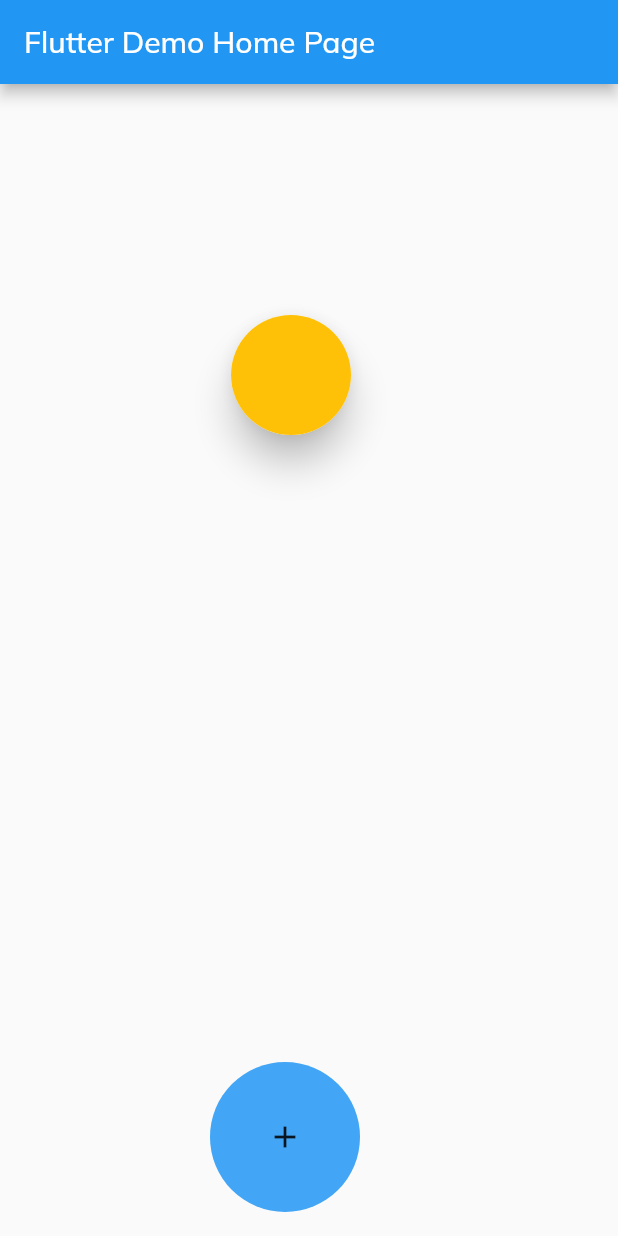
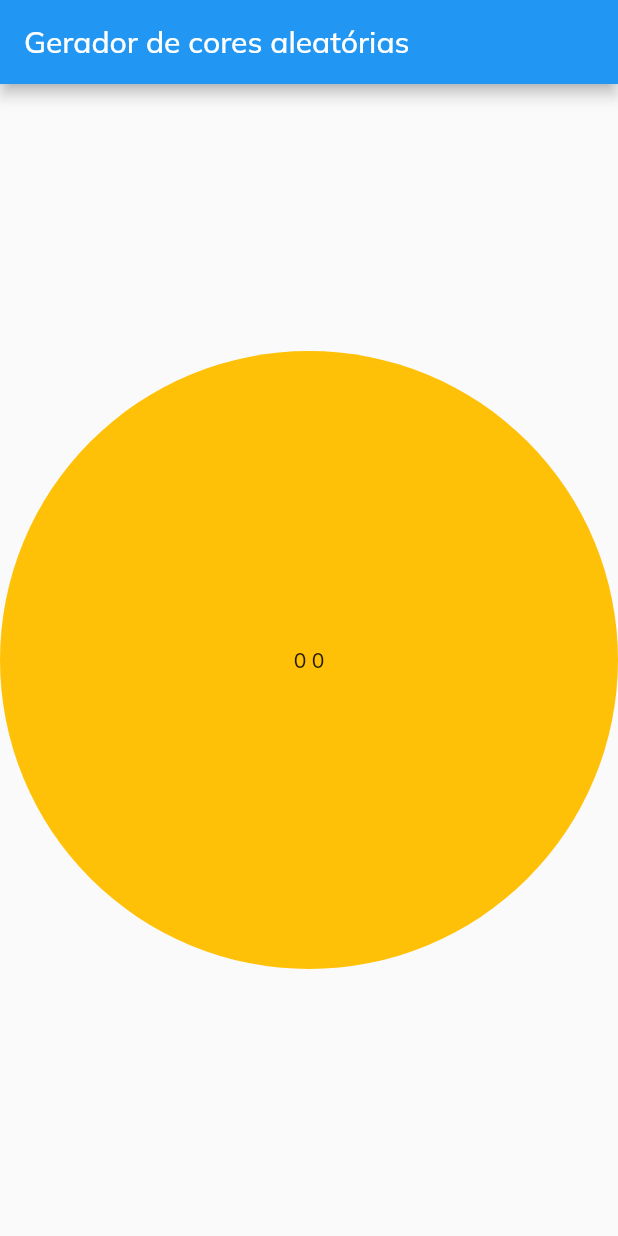
Before and after one commit to GMendu/mobile0104, a Flutter app: the screen it shows after launch, on a phone screen of 412 x 824 dp. Run offline on Flutter 3.47's test engine with Material 2 defaults, Android fonts, the phone set to English and light mode, and no system bars.

```diff
--- a/lib/main.dart
+++ b/lib/main.dart
@@ -1,24 +1,162 @@
 import 'package:flutter/material.dart';
+import 'dart:math';
 
 void main() {
   runApp(const MyApp());
 }
 
-class MyApp extends StatelessWidget {
-  const MyApp({Key? key}) : super(key: key);
+class SwipeConfiguration {
+  //Vertical swipe configuration options
+  double verticalSwipeMaxWidthThreshold = 50.0;
+  double verticalSwipeMinDisplacement = 100.0;
+  double verticalSwipeMinVelocity = 300.0;
+  //Horizontal swipe configuration options
+  double horizontalSwipeMaxHeightThreshold = 50.0;
+  double horizontalSwipeMinDisplacement = 100.0;
+  double horizontalSwipeMinVelocity = 300.0;
+
+  SwipeConfiguration({
+    double? verticalSwipeMaxWidthThreshold,
+    double? verticalSwipeMinDisplacement,
+    double? verticalSwipeMinVelocity,
+    double? horizontalSwipeMaxHeightThreshold,
+    double? horizontalSwipeMinDisplacement,
+    double? horizontalSwipeMinVelocity,
+  }) {
+    if (verticalSwipeMaxWidthThreshold != null) {
+      this.verticalSwipeMaxWidthThreshold = verticalSwipeMaxWidthThreshold;
+    }
+    if (verticalSwipeMinDisplacement != null) {
+      this.verticalSwipeMinDisplacement = verticalSwipeMinDisplacement;
+    }
+    if (verticalSwipeMinVelocity != null) {
+      this.verticalSwipeMinVelocity = verticalSwipeMinVelocity;
+    }
+    if (horizontalSwipeMaxHeightThreshold != null) {
+      this.horizontalSwipeMaxHeightThreshold = horizontalSwipeMaxHeightThreshold;
+    }
+    if (horizontalSwipeMinDisplacement != null) {
+      this.horizontalSwipeMinDisplacement = horizontalSwipeMinDisplacement;
+    }
+    if (horizontalSwipeMinVelocity != null) {
+      this.horizontalSwipeMinVelocity = horizontalSwipeMinVelocity;
+    }
+  }
+}
+
+
+class SwipeDetector extends StatelessWidget {
+  final Widget child;
+  final Function() onSwipeUp;
+  final Function() onSwipeDown;
+  final Function() onSwipeLeft;
+  final Function() onSwipeRight;
+  final SwipeConfiguration swipeConfiguration;
+
+  SwipeDetector(
+      {required this.child,
+      required this.onSwipeUp,
+      required this.onSwipeDown,
+      required  this.onSwipeLeft,
+      required this.onSwipeRight,
+      SwipeConfiguration? swipeConfiguration})
+      : this.swipeConfiguration = swipeConfiguration == null
+            ? SwipeConfiguration()
+            : swipeConfiguration;
 
   @override
   Widget build(BuildContext context) {
+    //Vertical drag details
+    late DragStartDetails startVerticalDragDetails;
+    late DragUpdateDetails updateVerticalDragDetails;
+    //Horizontal drag details
+    late DragStartDetails startHorizontalDragDetails;
+    late DragUpdateDetails updateHorizontalDragDetails;
+    return GestureDetector(
+      child: child,
+      onVerticalDragStart: (dragDetails) {
+        startVerticalDragDetails = dragDetails;
+      },
+      onVerticalDragUpdate: (dragDetails) {
+        updateVerticalDragDetails = dragDetails;
+      },
+      onVerticalDragEnd: (endDetails) {
+        double dx = updateVerticalDragDetails.globalPosition.dx -
+            startVerticalDragDetails.globalPosition.dx;
+        double dy = updateVerticalDragDetails.globalPosition.dy -
+            startVerticalDragDetails.globalPosition.dy;
+        double velocity = endDetails.primaryVelocity!;
+        //Convert values to be positive
+        if (dx < 0) dx = -dx;
+        if (dy < 0) dy = -dy;
+        double positiveVelocity = velocity < 0 ? -velocity : velocity;
+        if (dx > swipeConfiguration.verticalSwipeMaxWidthThreshold) return;
+        if (dy < swipeConfiguration.verticalSwipeMinDisplacement) return;
+        if (positiveVelocity < swipeConfiguration.verticalSwipeMinVelocity)
+          return;
+        if (velocity < 0) {
+          //Swipe Up
+          if (onSwipeUp != null) {
+            onSwipeUp();
+          }
+        } else {
+          //Swipe Down
+          if (onSwipeDown != null) {
+            onSwipeDown();
+          }
+        }
+      },
+      onHorizontalDragStart: (dragDetails) {
+        startHorizontalDragDetails = dragDetails;
+      },
+      onHorizontalDragUpdate: (dragDetails) {
+        updateHorizontalDragDetails = dragDetails;
+      },
+      onHorizontalDragEnd: (endDetails) {
+        double dx = updateHorizontalDragDetails.globalPosition.dx -
+            startHorizontalDragDetails.globalPosition.dx;
+        double dy = updateHorizontalDragDetails.globalPosition.dy -
+            startHorizontalDragDetails.globalPosition.dy;
+        double velocity = endDetails.primaryVelocity!;
+        if (dx < 0) dx = -dx;
+        if (dy < 0) dy = -dy;
+        double positiveVelocity = velocity < 0 ? -velocity : velocity;
+        if (dx < swipeConfiguration.horizontalSwipeMinDisplacement) return;
+        if (dy > swipeConfiguration.horizontalSwipeMaxHeightThreshold) return;
+        if (positiveVelocity < swipeConfiguration.horizontalSwipeMinVelocity)
+          return;
+        if (velocity < 0) {
+          //Swipe Up
+          if (onSwipeLeft != null) {
+            onSwipeLeft();
+          }
+        } else {
+          //Swipe Down
+          if (onSwipeRight != null) {
+            onSwipeRight();
+          }
+        }
+      },
+    );
+  }
+}
+
+class MyApp extends StatelessWidget {
+  const MyApp({Key? key}) : super(key: key);
+  @override
+  Widget build(BuildContext context) {
     return MaterialApp(
+      debugShowCheckedModeBanner: false,
       title: 'Flutter Demo',
       theme: ThemeData(
         primarySwatch: Colors.blue,
         fontFamily: 'Mulish',
       ),
-      home: const MyHomePage(title: 'Flutter Demo Home Page'),
+      home: const MyHomePage(title: 'Gerador de cores aleatórias'),
     );
   }
 }
+
 
 class MyHomePage extends StatefulWidget {
   const MyHomePage({Key? key, required this.title}) : super(key: key);
@@ -27,84 +165,77 @@ class MyHomePage extends StatefulWidget {
   @override
   State<MyHomePage> createState() => _MyHomePageState();
 }
+class _MyHomePageState extends State<MyHomePage> {
+  int coordenadasX = 0;
+  int coordenadasY = 0;
+  Color? corCirculo = Colors.amber;
 
-class _MyHomePageState extends State<MyHomePage> {
-  int eixoX = 150;
-  int eixoY = 150;
+  void CorRand() {
+    setState(() {
+      corCirculo = Colors.primaries[Random().nextInt(Colors.primaries.length)];
+    });
+  }
   void subir() {
     setState(() {
-      eixoX++;
+      coordenadasX++;
     });
   }
-
   void descer() {
     setState(() {
-      eixoX--;
+      coordenadasX--;
     });
   }
-
   void direita() {
     setState(() {
-      eixoY++;
+      coordenadasY++;
     });
   }
-
   void esquerda() {
     setState(() {
-      eixoY--;
+      coordenadasY--;
     });
   }
-
   @override
   Widget build(BuildContext context) {
     return Scaffold(
       appBar: AppBar(
         title: Text(widget.title),
       ),
-      body:Stack( children: [Positioned(
-        left: eixoX.toDouble(),
-        top: eixoY.toDouble(),
-        child: Card(
-          elevation: 10.0,
-          shape: const CircleBorder(),
-          child: Container(
-            width: 80.0,
-            height: 80.0,
-            decoration: const BoxDecoration(
-              color: Colors.amber,
-              shape: BoxShape.circle,
+      body:Center(
+          child: SwipeDetector(
+              child:Stack(
+                children: <Widget>[
+                  Container(
+                    child: Center(
+                      child: Text("$coordenadasX $coordenadasY")
+                      ),
+                     width: 600.0,
+                     height: 600.0,
+                     decoration: BoxDecoration(
+                        color: corCirculo,
+                        shape: BoxShape.circle,
             ),
           ),
-          ),
-      ),
-      ]
-      ),
-      floatingActionButton: Row(
-        mainAxisAlignment: MainAxisAlignment.center,
-        children: <Widget>[
-          GestureDetector(
-            onPanUpdate: (details) {
-              if (details.delta.dx > 0) {
+              ]
+              ),
+              onSwipeUp: () {
                 subir();
-              } else if (details.delta.dx < 0) {
+                CorRand();
+              },
+              onSwipeDown: () {
                 descer();
-              } else if (details.delta.dy > 0) {
+                CorRand();
+              },
+              onSwipeRight: () {
                 direita();
-              }
-            },
-            child: Container(
-              padding: const EdgeInsets.all(8),
-              width: 100,
-              height: 100,
-              decoration: BoxDecoration(
-                color: Colors.blue[400],
-                shape: BoxShape.circle,
-              ),
-              child: const Icon(Icons.add),
+                CorRand();
+              },
+              onSwipeLeft: () {
+                esquerda();
+                CorRand();
+              },
             ),
           ),
-        ],
-      ),
-    );
+      );
   }
 }
```
Also changed, not shown: 6 other files.
